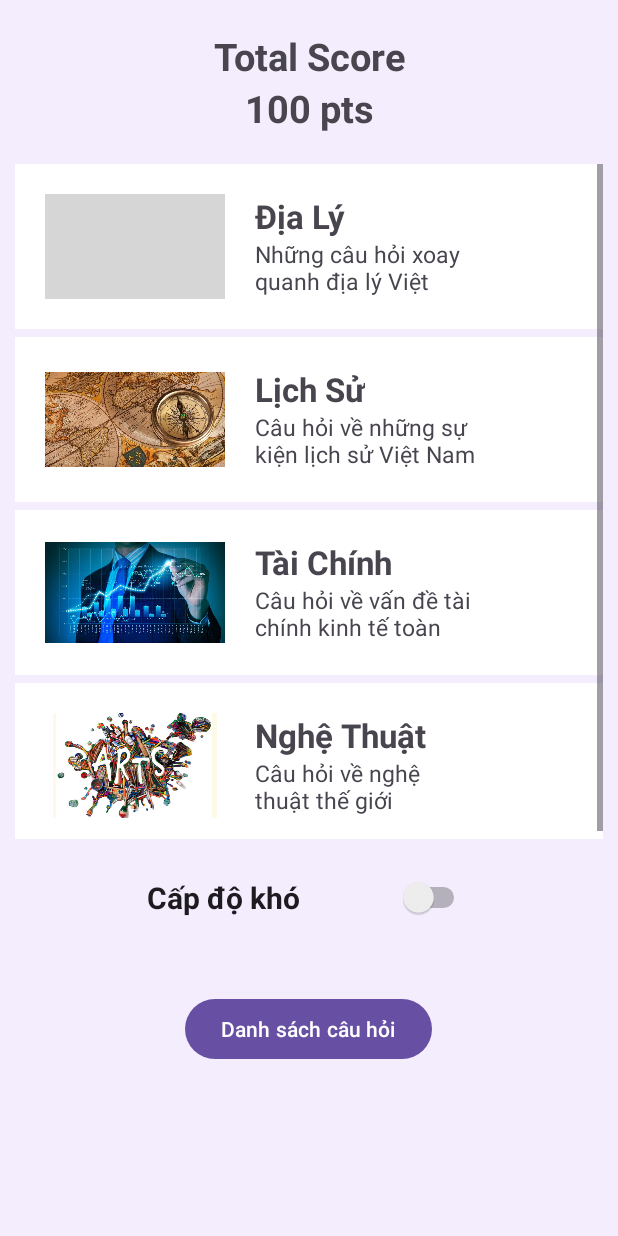
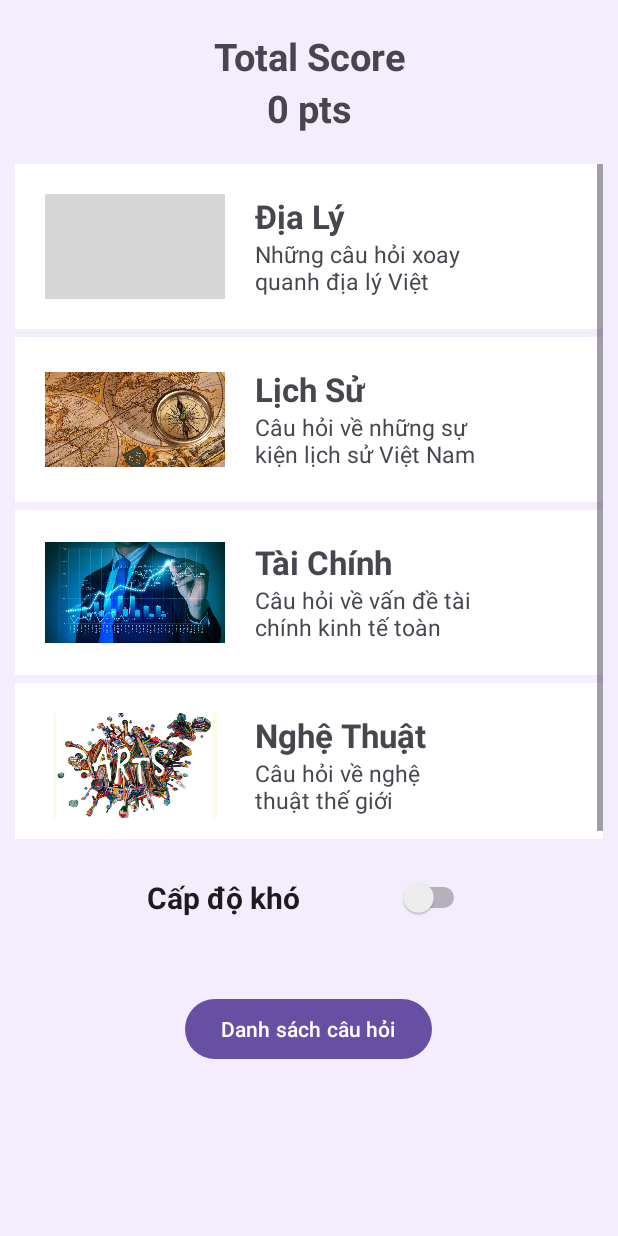
Before and after one commit to tiendung21111/Android_QuizApp, an Android app: the screen it shows after launch (MainActivity2), after a tap on "Start", on a phone screen of 412 x 824 dp. Run offline under Robolectric (Android 15) with nearby library versions, the phone set to English and light mode, and no system bars; grey boxes are pictures that could not be loaded.

Commit message:
totalScore

```diff
--- a/app/src/main/java/com/example/sharedpreferences/MainActivity.java
+++ b/app/src/main/java/com/example/sharedpreferences/MainActivity.java
@@ -9,18 +9,26 @@ import android.widget.Button;
 
 public class MainActivity extends AppCompatActivity {
 
+    private int finalScore = 0;
+
     @Override
     protected void onCreate(Bundle savedInstanceState) {
         super.onCreate(savedInstanceState);
         setContentView(R.layout.activity_main);
 
+        Intent intent1 = getIntent();
+        int totalScoreFromM4 = intent1.getIntExtra("totalScore", 0);
+        finalScore = totalScoreFromM4;
+
         Button btnStart = findViewById(R.id.BtnStart);
         btnStart.setOnClickListener(View -> {
 
             Intent intent = new Intent(MainActivity.this, MainActivity2.class);
+            intent.putExtra("finalScore", finalScore);
             startActivity(intent);
 
         });
 
+
     }
 }
--- a/app/src/main/java/com/example/sharedpreferences/MainActivity2.java
+++ b/app/src/main/java/com/example/sharedpreferences/MainActivity2.java
@@ -9,6 +9,7 @@ import android.widget.AdapterView;
 import android.widget.Button;
 import android.widget.ListView;
 import android.widget.Switch;
+import android.widget.TextView;
 
 import java.util.ArrayList;
 
@@ -23,6 +24,13 @@ public class MainActivity2 extends AppCompatActivity {
     protected void onCreate(Bundle savedInstanceState) {
         super.onCreate(savedInstanceState);
         setContentView(R.layout.activity_main2);
+
+        Intent intent1 = getIntent();
+        int finalTotalScore = intent1.getIntExtra("finalScore", 0);
+        TextView txtFianlScore = findViewById(R.id.total_score);
+        txtFianlScore.setText(String.valueOf(finalTotalScore) + " pts");
+
+
 
         danhSach = new ArrayList<>();
         danhSach.add(new ChuDe(R.drawable.dialy, "Địa Lý", "Những câu hỏi xoay quanh địa lý Việt Nam", 1));
--- a/app/src/main/res/layout/activity_main2.xml
+++ b/app/src/main/res/layout/activity_main2.xml
@@ -17,6 +17,7 @@
         android:gravity="center"
         android:layout_marginTop="20dp"/>
     <TextView
+        android:id="@+id/total_score"
         android:layout_width="match_parent"
         android:layout_height="wrap_content"
         android:text="100 pts"
```
Also changed, not shown: app/src/main/java/com/example/sharedpreferences/MainActivity3.java (+14 -3 lines), app/src/main/java/com/example/sharedpreferences/MainActivity4.java (+17 -4 lines).
